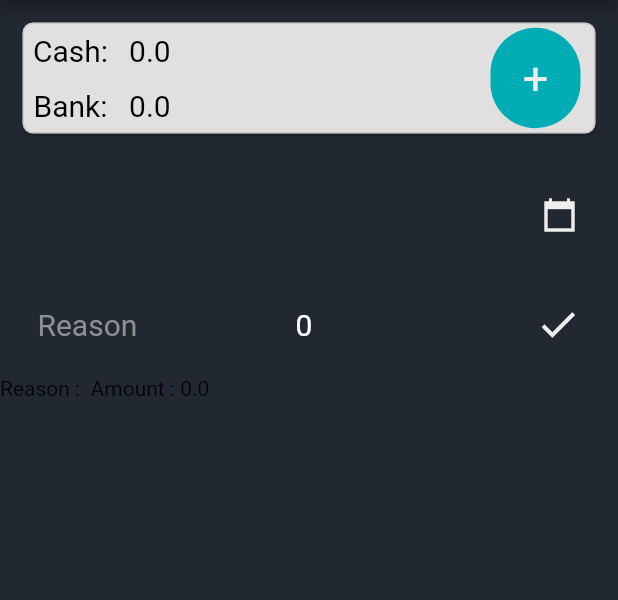
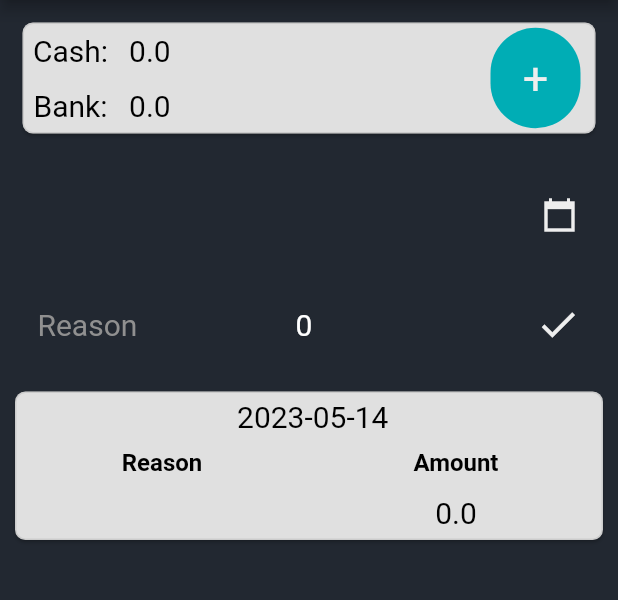
Before and after one commit to DamiduShalinda/expense_tracking_app, a Flutter app: the screen it shows after launch, after a tap on the "done" icon, on a phone screen of 412 x 824 dp, the part 84-684 px from its top. Run offline on Flutter 3.47's test engine with Material 2 defaults, Android fonts, the light colour scheme and no system bars; drawn by our look-alikes of date_field.

Commit message:
fifth v2.0

```diff
--- a/lib/main.dart
+++ b/lib/main.dart
@@ -65,16 +65,44 @@ class _ExpenseeState extends State<Expensee> {
       itemsListWidgets.add(
         Row(
           children: [
-            Text("Reason : ${item.reason} "),
-            Text("Amount : ${item.amount.toString()} "),
+            Expanded(
+              child: Padding(
+                padding: const EdgeInsets.fromLTRB(5, 5, 5, 7),
+                child: Text(
+                  item.reason,
+                  textAlign: TextAlign.center,
+                  overflow: TextOverflow.clip,
+                  style: const TextStyle(
+                    fontWeight: FontWeight.w400,
+                    fontStyle: FontStyle.normal,
+                    fontSize: 20,
+                    color: Color(0xff000000),
+                  ),
+                ),
+              ),
+            ),
+            Expanded(
+              child: Padding(
+                padding: const EdgeInsets.fromLTRB(5, 5, 5, 7),
+                child: Text(
+                  item.amount.toString(),
+                  textAlign: TextAlign.center,
+                  overflow: TextOverflow.clip,
+                  style: const TextStyle(
+                    fontWeight: FontWeight.w400,
+                    fontStyle: FontStyle.normal,
+                    fontSize: 20,
+                    color: Color(0xff000000),
+                  ),
+                ),
+              ),
+            ),
           ],
         )
       );
     }
 
-  }
-
-
+  } // adding amounts to list of widgets
 
   @override
   Widget build(BuildContext context) {
@@ -339,7 +367,73 @@ class _ExpenseeState extends State<Expensee> {
                 ],
               ),
             ), // reason and amount input field
-           Column(children: itemsListWidgets,)
+           Card(
+             margin: const EdgeInsets.all(10),
+             color: const Color(0xffe0e0e0),
+             shadowColor: const Color(0xff000000),
+             elevation: 1,
+             shape: RoundedRectangleBorder(
+               borderRadius: BorderRadius.circular(7.0),
+               side: const BorderSide(color: Color(0x4d9e9e9e), width: 1),
+             ),
+             child: Column(
+               children: [
+                 Padding(
+                   padding: const EdgeInsets.all(5),
+                   child: Text(
+                     " $cDate",
+                     textAlign: TextAlign.left,
+                     overflow: TextOverflow.clip,
+                     style: const TextStyle(
+                       fontWeight: FontWeight.w400,
+                       fontStyle: FontStyle.normal,
+                       fontSize: 20,
+                       color: Color(0xff000000),
+                     ),
+                   ),
+                 ),
+                 const Row(
+                   children: [
+                     Expanded(
+                       child: Padding(
+                         padding: EdgeInsets.fromLTRB(5, 5, 5, 7),
+                         child: Text(
+                           "Reason",
+                           textAlign: TextAlign.center,
+                           overflow: TextOverflow.clip,
+                           style: TextStyle(
+                             fontWeight: FontWeight.w700,
+                             fontStyle: FontStyle.normal,
+                             fontSize: 16,
+                             color: Color(0xff000000),
+                           ),
+                         ),
+                       ),
+                     ),
+                     Expanded(
+                       child: Padding(
+                         padding: EdgeInsets.fromLTRB(5, 5, 5, 7),
+                         child: Text(
+                           "Amount",
+                           textAlign: TextAlign.center,
+                           overflow: TextOverflow.clip,
+                           style: TextStyle(
+                             fontWeight: FontWeight.w700,
+                             fontStyle: FontStyle.normal,
+                             fontSize: 16,
+                             color: Color(0xff000000),
+                           ),
+                         ),
+                       ),
+                     ),
+                   ],
+                 ),
+                 Column(
+                   children: itemsListWidgets,
+                 ),
+               ],
+             ),
+           )
           ],
         ),
 
```
